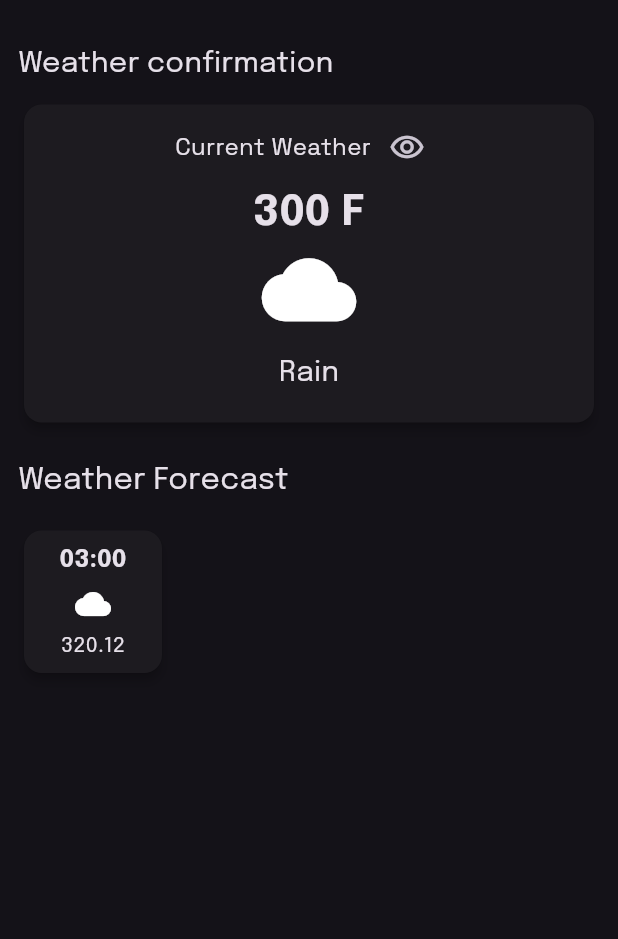
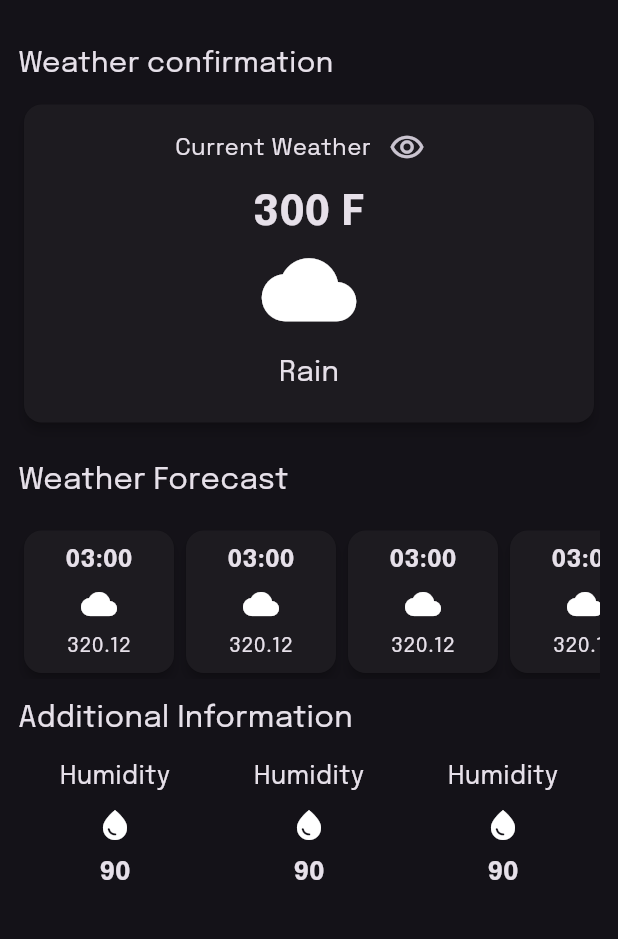
Before and after one commit to Meealley/weathercloudapp, a Flutter app: the screen it shows after launch, on a phone screen of 412 x 824 dp, the part 59-998 px from its top. Run offline on Flutter 3.47's test engine with Material 2 defaults, Android fonts, the phone set to English and light mode, and no system bars; our stand-ins replace animated_splash_screen, google_fonts, lottie.

Commit message:
added additional information

```diff
--- /dev/null
+++ b/lib/pages/additonal_info.dart
@@ -0,0 +1,35 @@
+import 'package:flutter/material.dart';
+import 'package:google_fonts/google_fonts.dart';
+
+class AdditionalInfo extends StatelessWidget {
+  const AdditionalInfo({
+    super.key,
+  });
+
+  @override
+  Widget build(BuildContext context) {
+    return Column(
+      children: [
+        Text(
+          "Humidity",
+          style: GoogleFonts.epilogue(
+            textStyle: TextStyle(fontSize: 17),
+          ),
+        ),
+        SizedBox(
+          height: 8,
+        ),
+        Icon(Icons.water_drop),
+        SizedBox(
+          height: 8,
+        ),
+        Text(
+          "90",
+          style: GoogleFonts.epilogue(
+            textStyle: TextStyle(fontSize: 17, fontWeight: FontWeight.bold),
+          ),
+        ),
+      ],
+    );
+  }
+}
--- a/lib/pages/home_page.dart
+++ b/lib/pages/home_page.dart
@@ -1,5 +1,8 @@
 import 'package:flutter/material.dart';
 import 'package:google_fonts/google_fonts.dart';
+
+import 'additonal_info.dart';
+import 'hourly_forecast.dart';
 
 class HomeScreen extends StatefulWidget {
   const HomeScreen({super.key});
@@ -123,40 +126,37 @@ class _HomeScreenState extends State<HomeScreen> {
                 scrollDirection: Axis.horizontal,
                 child: Row(
                   children: [
-                    SizedBox(
-                      width: 100,
-                      child: Card(
-                        elevation: 3,
-                        child: Padding(
-                          padding: const EdgeInsets.all(8.0),
-                          child: Column(
-                            children: [
-                              Text(
-                                "03:00",
-                                style: GoogleFonts.epilogue(
-                                    textStyle: TextStyle(
-                                        fontSize: 16,
-                                        fontWeight: FontWeight.bold)),
-                              ),
-                              SizedBox(
-                                height: 6,
-                              ),
-                              Icon(Icons.cloud),
-                              SizedBox(
-                                height: 6,
-                              ),
-                              Text(
-                                "320.12",
-                                style: GoogleFonts.epilogue(
-                                    textStyle: TextStyle(fontSize: 14)),
-                              )
-                            ],
-                          ),
-                        ),
-                      ),
-                    )
+                    HourlyForecastItem(),
+                    HourlyForecastItem(),
+                    HourlyForecastItem(),
+                    HourlyForecastItem(),
+                    HourlyForecastItem(),
+                    HourlyForecastItem(),
                   ],
                 ),
+              ),
+
+              SizedBox(
+                height: 12,
+              ),
+
+              // This is for the additional information
+              Text(
+                "Additional Information",
+                style: GoogleFonts.epilogue(
+                  textStyle: const TextStyle(fontSize: 20),
+                ),
+              ),
+              SizedBox(
+                height: 12,
+              ),
+              Row(
+                mainAxisAlignment: MainAxisAlignment.spaceAround,
+                children: [
+                  AdditionalInfo(),
+                  AdditionalInfo(),
+                  AdditionalInfo()
+                ],
               )
             ],
           ),
@@ -165,12 +165,3 @@ class _HomeScreenState extends State<HomeScreen> {
     );
   }
 }
-
-class HourlyForecastItem extends StatelessWidget {
-  const HourlyForecastItem({super.key});
-
-  @override
-  Widget build(BuildContext context) {
-    return const Placeholder();
-  }
-}
--- /dev/null
+++ b/lib/pages/hourly_forecast.dart
@@ -0,0 +1,38 @@
+import 'package:flutter/material.dart';
+import 'package:google_fonts/google_fonts.dart';
+
+class HourlyForecastItem extends StatelessWidget {
+  const HourlyForecastItem({super.key});
+
+  @override
+  Widget build(BuildContext context) {
+    return Card(
+      elevation: 3,
+      child: Container(
+        width: 100,
+        padding: const EdgeInsets.all(8.0),
+        child: Column(
+          children: [
+            Text(
+              "03:00",
+              style: GoogleFonts.epilogue(
+                  textStyle:
+                      TextStyle(fontSize: 16, fontWeight: FontWeight.bold)),
+            ),
+            SizedBox(
+              height: 6,
+            ),
+            Icon(Icons.cloud),
+            SizedBox(
+              height: 6,
+            ),
+            Text(
+              "320.12",
+              style: GoogleFonts.epilogue(textStyle: TextStyle(fontSize: 14)),
+            )
+          ],
+        ),
+      ),
+    );
+  }
+}
```
